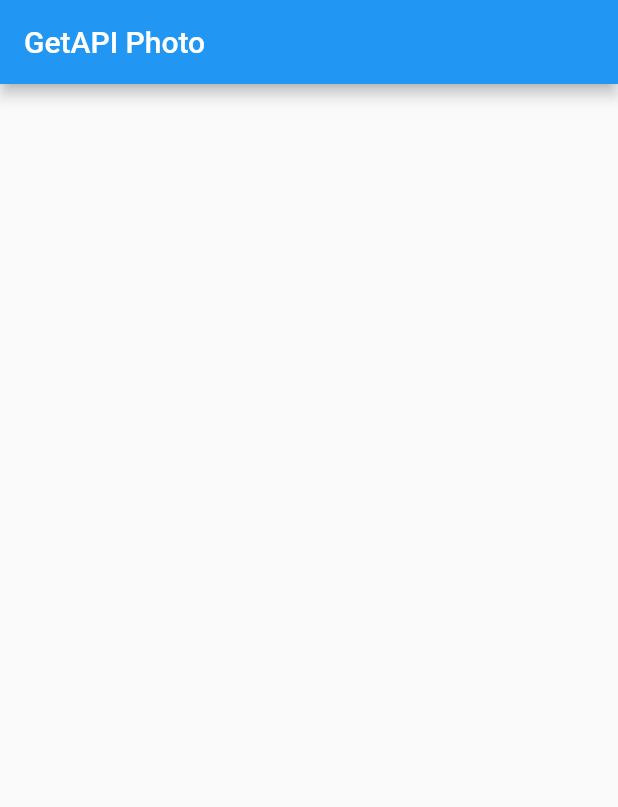
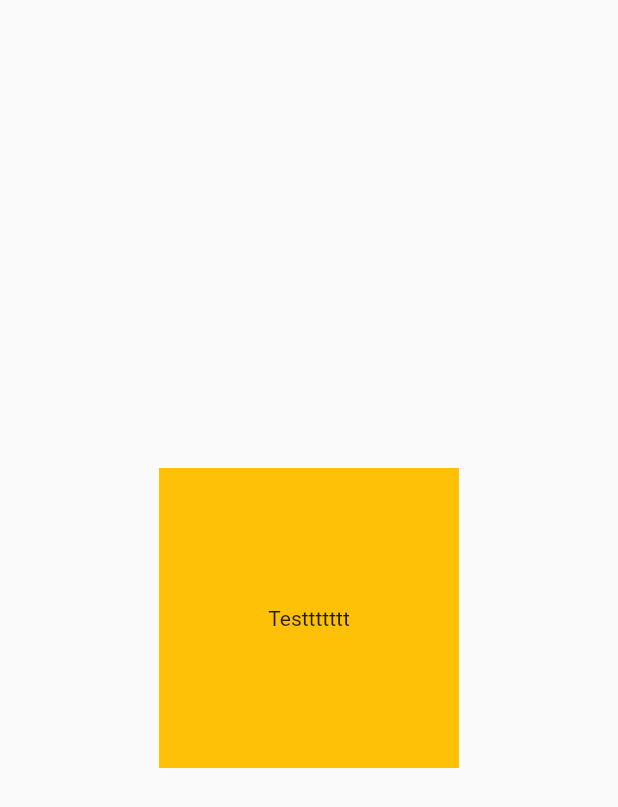
Before and after one commit to NNJio/FlutterLab_RESTful_API, a Flutter app: the screen it shows after launch, on a phone screen of 412 x 824 dp. Shown: the top 807 px of the screen. Run offline on Flutter 3.47's test engine with Material 2 defaults, Android fonts, the phone set to English and light mode, and no system bars; our stand-ins replace dio, flutter_screenutil, get.

Commit message:
[Done] Working next time

```diff
--- a/lib/main.dart
+++ b/lib/main.dart
@@ -1,6 +1,9 @@
 import 'package:flutter/material.dart';
+import 'package:flutter_screenutil/flutter_screenutil.dart';
+import 'package:get/get.dart';
+import 'package:test_rest_ful_api/views/photo_page.dart';
 
-import 'views/home.dart';
+import 'views/home_page.dart';
 
 void main() {
   runApp(const MyApp());
@@ -9,16 +12,23 @@ void main() {
 class MyApp extends StatelessWidget {
   const MyApp({Key? key}) : super(key: key);
 
-
   @override
   Widget build(BuildContext context) {
-    return MaterialApp(
-      title: 'Flutter Demo',
-      theme: ThemeData(
-
-        primarySwatch: Colors.blue,
-      ),
-      home: const Homepage(),
+    return ScreenUtilInit(
+      designSize: const Size(360, 690),
+      minTextAdapt: true,
+      splitScreenMode: true,
+      builder: (context, child) {
+        return GetMaterialApp(
+          debugShowCheckedModeBanner: false,
+          title: 'Flutter Demo',
+          theme: ThemeData(
+            primarySwatch: Colors.cyan,
+          ),
+          // home: Homepage(),
+          home: PhotoPage()
+        );
+      },
     );
   }
 }
--- /dev/null
+++ b/lib/models/photo_model.dart
@@ -0,0 +1,37 @@
+import 'dart:convert';
+
+List<PhotoModel?>? photoModelFromJson(String str) => json.decode(str) == null ? [] : List<PhotoModel?>.from(json.decode(str)!.map((x) => PhotoModel.fromJson(x)));
+
+String photoModelToJson(List<PhotoModel?>? data) => json.encode(data == null ? [] : List<dynamic>.from(data.map((x) => x!.toJson())));
+
+class PhotoModel {
+    PhotoModel({
+        this.albumId,
+        this.id,
+        this.title,
+        this.url,
+        this.thumbnailUrl,
+    });
+
+    int? albumId;
+    int? id;
+    String? title;
+    String? url;
+    String? thumbnailUrl;
+
+    factory PhotoModel.fromJson(Map<String, dynamic> json) => PhotoModel(
+        albumId: json["albumId"],
+        id: json["id"],
+        title: json["title"],
+        url: json["url"],
+        thumbnailUrl: json["thumbnailUrl"],
+    );
+
+    Map<String, dynamic> toJson() => {
+        "albumId": albumId,
+        "id": id,
+        "title": title,
+        "url": url,
+        "thumbnailUrl": thumbnailUrl,
+    };
+}
--- a/lib/views/home.dart
+++ /dev/null
@@ -1,16 +0,0 @@
-import 'package:flutter/material.dart';
-
-
-class Homepage extends StatelessWidget {
-  const Homepage({Key? key}) : super(key: key);
-
-  @override
-  Widget build(BuildContext context) {
-    return Scaffold(
-      appBar: AppBar(
-        title: const Text('GetAPI Photo'),
-      ),
-      body: Container(),
-    );
-  }
-}
--- /dev/null
+++ b/lib/views/photo_page.dart
@@ -0,0 +1,72 @@
+import 'package:http/http.dart' as http;
+
+import 'package:flutter/material.dart';
+import 'package:get/get_state_manager/get_state_manager.dart';
+import 'package:test_rest_ful_api/models/photo_model.dart';
+
+class PhotoPage extends StatelessWidget {
+  List<PhotoModel> course = [];
+  _getData() async {
+    var url = Uri.https('https://jsonplaceholder.typicode.com/', 'photos');
+    var response = await http.get(url);
+    // if (response.statusCode == 200) {
+    //   print(response);
+    //   // response.body
+    //   // final PhotoModel photoModel =
+    //   // PhotoModel.photoModelFromJson((response.body));
+    //   // setState(() {
+    //   //   course = photoModel.
+    //   // });
+    // }
+    print(response.statusCode);
+  }
+
+  void intiState() {
+    _getData();
+    // super.initState();
+  }
+
+  @override
+  Widget build(BuildContext context) {
+    return Scaffold(
+      body: GestureDetector(
+        onTap: () {
+          print(_getData);
+        },
+        child: Center(
+          child: Container(
+            width: 200,
+            height: 200,
+            color: Colors.amber,
+            child: const Center(
+              child: Text('Testtttttt'),
+            ),
+          ),
+        ),
+      ),
+    );
+    // return Scaffold(
+    //   body: SafeArea(
+    //     child: Column(
+    //       children: [
+    //         Expanded(
+    //           child: Obx(
+    //             () => ListView.builder(
+    //               itemCount: 10,
+    //               itemBuilder: (context, index) {
+    //                 return Card(
+    //                   child: ListTile(
+    //                     leading: CircleAvatar(
+    //                         radius: 28, backgroundImage: NetworkImage()),
+    //                   ),
+    //                 );
+    //               },
+    //             ),
+    //           ),
+    //         ),
+    //       ],
+    //     ),
+    //   ),
+    // );
+  }
+}
--- a/pubspec.yaml
+++ b/pubspec.yaml
@@ -36,6 +36,8 @@ dependencies:
   cupertino_icons: ^1.0.2
   get: ^4.6.5
   dio: ^4.0.6
+  flutter_screenutil: ^5.6.0
+  http: ^0.13.5
 
 dev_dependencies:
   flutter_test:
```
Also changed, not shown: lib/controllers/photo_controller.dart (added, +18 -0 lines), lib/services/photo_api.dart (added, +23 -0 lines), lib/views/home_page.dart (added, +74 -0 lines), lib/views/photo_api.dart (deleted), pubspec.lock, 6 other files.
